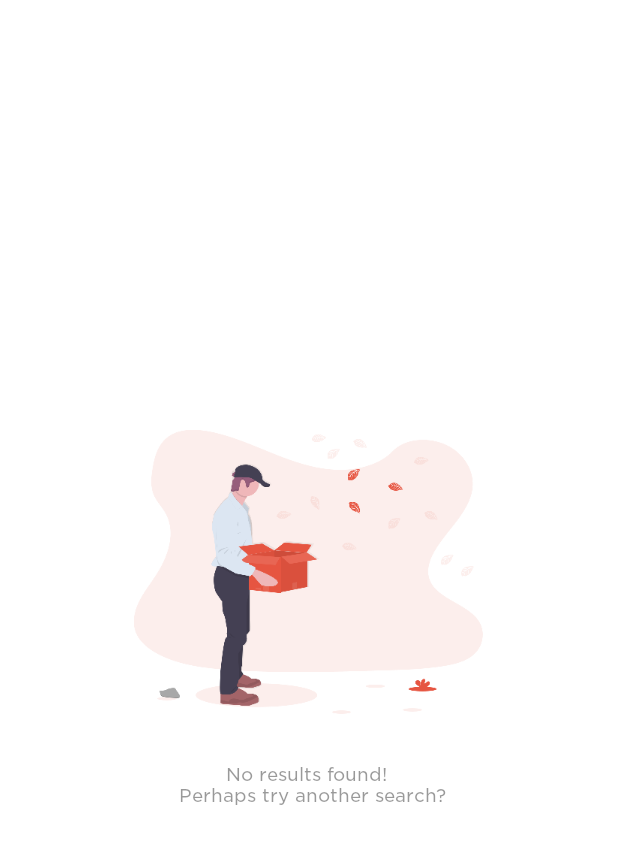
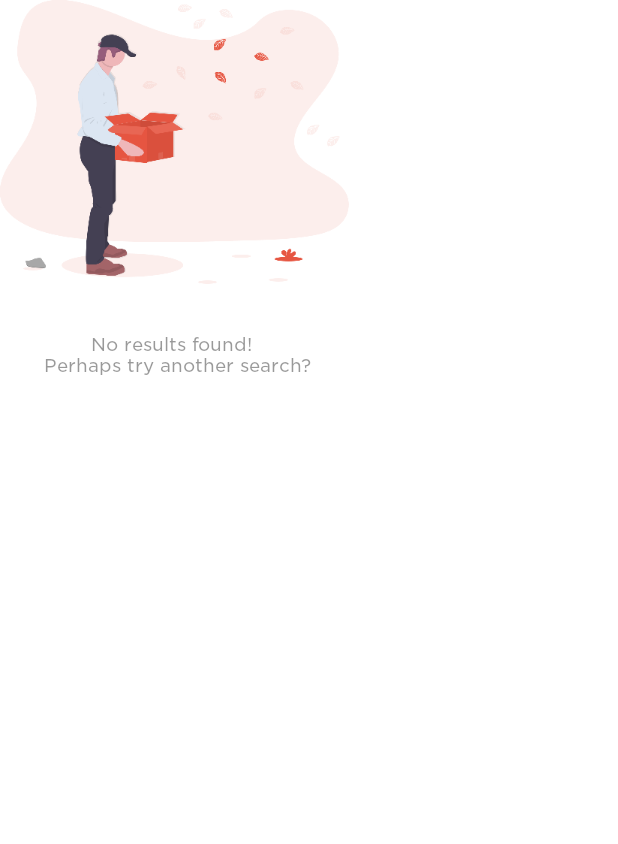
Before and after one commit to justicejtd/dtt_houses, an Android app: the layout view_search_not_found.xml on its own in the app's theme, with its tools: preview values and no code run, on a phone screen of 412 x 824 dp. Shown: the top 844 px of the screen. Run offline under Robolectric (Android 15) with nearby library versions, the phone set to English and light mode, and no system bars.

Commit message:
refactor: Fixed view_search_not_found image to be responsive

```diff
--- a/app/src/main/res/layout/fragment_house.xml
+++ b/app/src/main/res/layout/fragment_house.xml
@@ -1,6 +1,7 @@
 <?xml version="1.0" encoding="utf-8"?>
 <androidx.constraintlayout.widget.ConstraintLayout xmlns:android="http://schemas.android.com/apk/res/android"
     xmlns:app="http://schemas.android.com/apk/res-auto"
+    xmlns:tools="http://schemas.android.com/tools"
     android:id="@+id/clHousesOverview"
     android:layout_width="match_parent"
     android:layout_height="match_parent"
@@ -69,13 +70,16 @@
     <include
         android:id="@+id/viewSearchNotFound"
         layout="@layout/view_search_not_found"
-        android:layout_width="@dimen/size_zero"
-        android:layout_height="@dimen/size_zero"
-        android:layout_marginTop="@dimen/size_huge"
+        android:layout_width="wrap_content"
+        android:layout_height="wrap_content"
+        android:layout_marginTop="32dp"
+
+        android:layout_marginBottom="32dp"
         android:visibility="gone"
         app:layout_constraintBottom_toBottomOf="parent"
         app:layout_constraintEnd_toEndOf="parent"
         app:layout_constraintStart_toStartOf="parent"
-        app:layout_constraintTop_toBottomOf="@+id/etSearchHome" />
+        app:layout_constraintTop_toBottomOf="@+id/etSearchHome"
+        tools:visibility="visible" />
 
 </androidx.constraintlayout.widget.ConstraintLayout>
--- a/app/src/main/res/layout/view_search_not_found.xml
+++ b/app/src/main/res/layout/view_search_not_found.xml
@@ -1,42 +1,27 @@
-<androidx.constraintlayout.widget.ConstraintLayout xmlns:android="http://schemas.android.com/apk/res/android"
-    xmlns:app="http://schemas.android.com/apk/res-auto"
+<LinearLayout xmlns:android="http://schemas.android.com/apk/res/android"
     android:id="@+id/clViewSearchNotFound"
-    android:layout_width="match_parent"
-    android:layout_height="match_parent"
+    android:layout_width="wrap_content"
+    android:layout_height="wrap_content"
     android:baselineAligned="false"
+    android:gravity="center"
     android:orientation="vertical">
-
-    <androidx.constraintlayout.widget.ConstraintLayout
-        android:layout_width="match_parent"
-        android:layout_height="wrap_content"
-        app:layout_constraintBottom_toBottomOf="parent"
-        app:layout_constraintTop_toTopOf="parent">
 
     <ImageView
         android:id="@+id/ivSearchNotFound"
         android:layout_width="wrap_content"
-            android:layout_height="wrap_content"
-            android:layout_gravity="bottom|center_horizontal"
-            android:layout_marginBottom="@dimen/size_huge"
+        android:layout_height="0dp"
+        android:layout_weight="1"
         android:contentDescription="@string/search_not_found_image"
-            android:src="@drawable/search_state_empty"
-            app:layout_constraintBottom_toTopOf="@+id/tvSearchNotFound"
-            app:layout_constraintEnd_toEndOf="parent"
-            app:layout_constraintHorizontal_bias="0.497"
-            app:layout_constraintStart_toStartOf="parent"
-            app:layout_constraintTop_toTopOf="parent" />
+        android:src="@drawable/search_state_empty" />
 
     <TextView
         android:id="@+id/tvSearchNotFound"
         android:layout_width="wrap_content"
         android:layout_height="wrap_content"
-            android:layout_gravity="center_horizontal|top"
+        android:layout_marginTop="@dimen/size_huge"
         android:maxLines="2"
         android:text="@string/no_search_found"
         android:textAlignment="center"
-            android:theme="@style/GothamBookHint"
-            app:layout_constraintBottom_toBottomOf="parent"
-            app:layout_constraintEnd_toEndOf="parent"
-            app:layout_constraintStart_toStartOf="parent" />
-    </androidx.constraintlayout.widget.ConstraintLayout>
-</androidx.constraintlayout.widget.ConstraintLayout>
+        android:theme="@style/GothamBookHint" />
+
+</LinearLayout>
```
Lines whose indentation alone changed are shown as unchanged.
